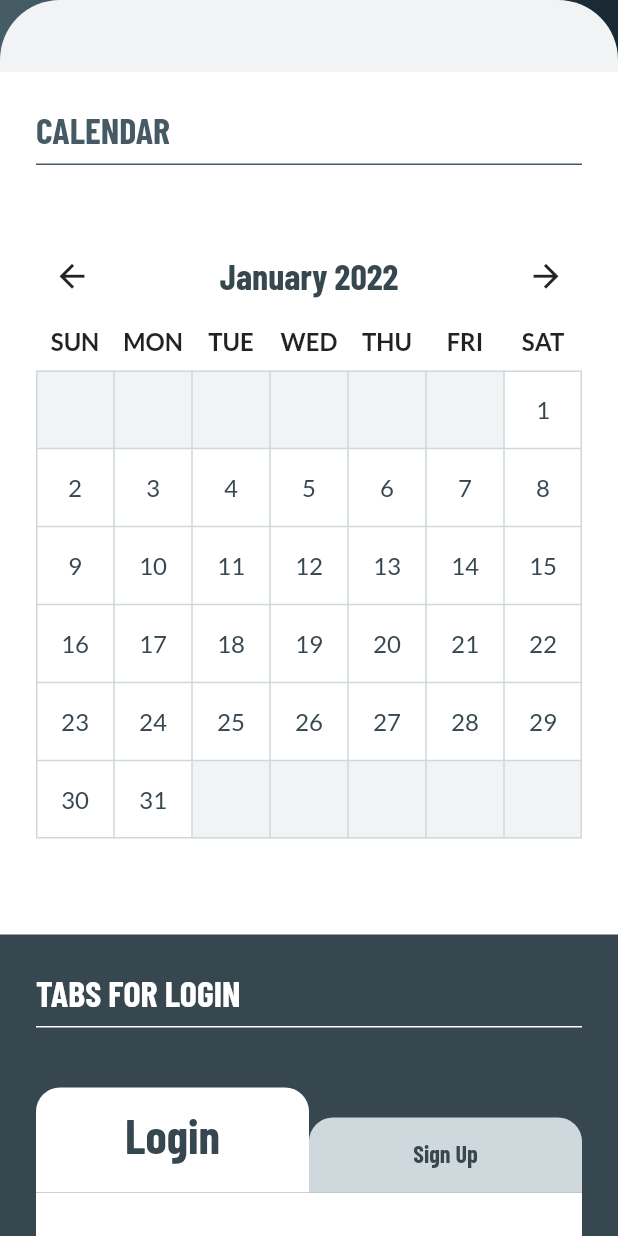
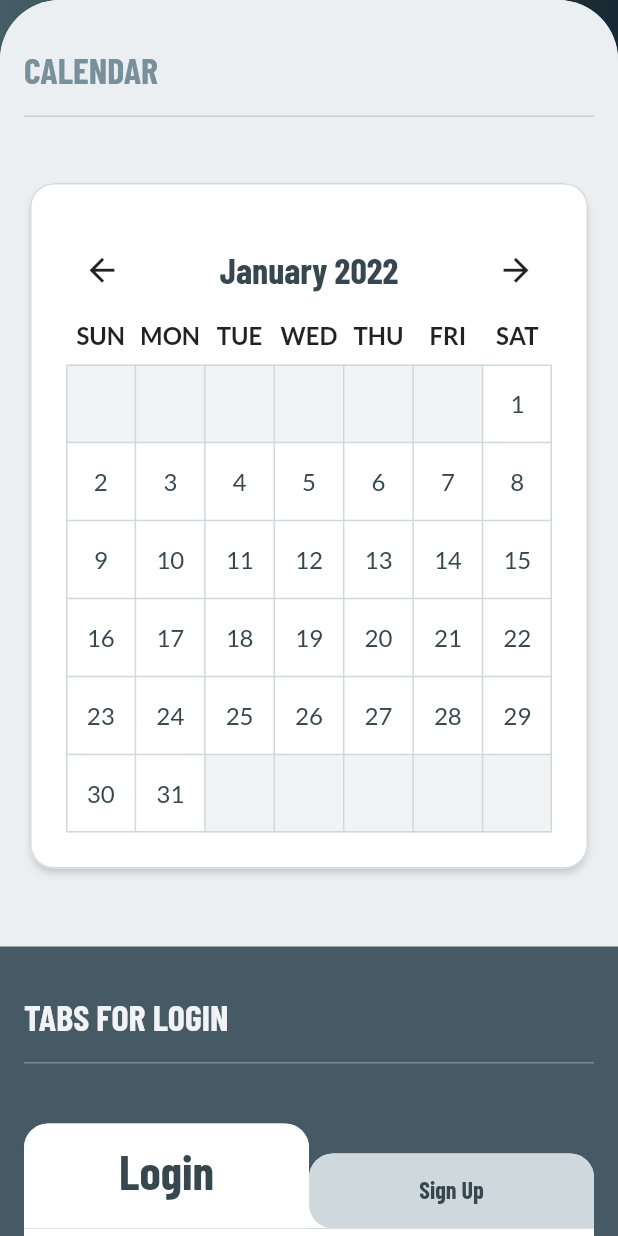
Before and after one commit to jamilwaqar/louzero, a Flutter app: the Demo screen opened directly, scrolled down 150 dp, on a phone screen of 412 x 824 dp. Run offline on Flutter 3.47's test engine with Material 2 defaults, Android fonts, the phone set to English and light mode, and no system bars; drawn by our look-alikes of table_calendar; our stand-ins replace another_flushbar, cached_network_image, country_picker, dio, dropdown_search, firebase_core and 10 more; missing offline and left inert: backendless_sdk, flag, flutter_verification_code, image_pickers, simple_rich_text; accounts and stored records are empty; statements that could not run were skipped.

Commit message:
update tabs and demo

```diff
--- a/lib/common/app_tabs_basic.dart
+++ b/lib/common/app_tabs_basic.dart
@@ -58,6 +58,8 @@ class _AppTabsBasicState extends State<AppTabsBasic> {
               gap: 0,
               children: widget.tabs.asMap().entries.map((entry) {
                 return TabButton(
+                  isFirst: entry.key == 0,
+                  isLast: entry.key == widget.tabs.length - 1,
                   label: entry.value,
                   pageNumber: entry.key,
                   selectedPage: _selectedPage,
@@ -96,6 +98,8 @@ class _AppTabsBasicState extends State<AppTabsBasic> {
 class TabButton extends StatelessWidget {
   final String label;
   final bool selected;
+  final bool isLast;
+  final bool isFirst;
   final int selectedPage;
   final int pageNumber;
   final void Function()? onPressed;
@@ -105,6 +109,8 @@ class TabButton extends StatelessWidget {
     this.selected = false,
     this.selectedPage = 0,
     this.pageNumber = 0,
+    this.isLast = false,
+    this.isFirst = false,
     this.onPressed,
   }) : super(key: key);
 
@@ -112,27 +118,51 @@ class TabButton extends StatelessWidget {
   Widget build(BuildContext context) {
     bool _selected = selectedPage == pageNumber;
     Color _bg = _selected ? AppColors.white : AppColors.secondary_90;
+    Color _bg2 = _selected ? AppColors.secondary_90 : AppColors.white;
     double _ht = _selected ? 70 : 50;
     double _size = _selected ? 32 : 16;
+    bool _isOdd = pageNumber.floor().isOdd;
 
     return GestureDetector(
       onTap: onPressed,
-      child: AnimatedContainer(
-        duration: const Duration(milliseconds: 1000),
-        curve: Curves.fastLinearToSlowEaseIn,
-        height: _ht,
-        alignment: const Alignment(0, 0),
-        decoration: BoxDecoration(
-          color: _bg,
-          borderRadius: const BorderRadius.only(
-            topLeft: Radius.circular(16),
-            topRight: Radius.circular(16),
-          ),
+      child: Stack(children: [
+        _tab(
+          colorBg: _bg2,
+          height: _ht,
+          size: _size,
         ),
-        child: Text(label,
-            style:
-                AppStyles.headerRegular.copyWith(height: .9, fontSize: _size)),
+        _tab(
+            colorBg: _bg,
+            height: _ht,
+            size: _size,
+            radiusLeft: !_selected && !isFirst,
+            radiusRight: !_selected && !isLast),
+      ]),
+    );
+  }
+
+  Widget _tab(
+      {required double height,
+      required Color colorBg,
+      required double size,
+      bool radiusRight = false,
+      bool radiusLeft = false}) {
+    return AnimatedContainer(
+      duration: const Duration(milliseconds: 1000),
+      curve: Curves.fastLinearToSlowEaseIn,
+      height: height,
+      alignment: const Alignment(0, 0),
+      decoration: BoxDecoration(
+        color: colorBg,
+        borderRadius: BorderRadius.only(
+          topLeft: const Radius.circular(16),
+          topRight: const Radius.circular(16),
+          bottomRight: Radius.circular(radiusRight ? 16 : 0),
+          bottomLeft: Radius.circular(radiusLeft ? 16 : 0),
+        ),
       ),
+      child: Text(label,
+          style: AppStyles.headerRegular.copyWith(height: .9, fontSize: size)),
     );
   }
 }
--- a/lib/ui/page/demo/demo.dart
+++ b/lib/ui/page/demo/demo.dart
@@ -6,7 +6,6 @@ import 'package:louzero/common/common.dart';
 import 'package:louzero/controller/constant/colors.dart';
 import 'package:louzero/models/customer_models.dart';
 import 'package:louzero/ui/page/app_base_scaffold.dart';
-import 'package:louzero/ui/widget/buttons/text_button.dart';
 import 'package:louzero/ui/widget/calendar.dart';
 import 'package:louzero/ui/page/job/views/widget/contact_card.dart';
 import 'package:louzero/ui/widget/time_picker.dart';
@@ -23,31 +22,24 @@ class Demo extends StatelessWidget {
       child: SingleChildScrollView(
         child: Column(
           children: [
-            const SizedBox(
-              height: 48,
-            ),
-            _calendar(),
-            _basicTabs(),
-            _tabsExample(),
-            _segmentControls(),
-            _timePicker(context),
-            _addNote(),
-            _appConfirmDialog(),
-            _contactCard(),
-            _contactInfoLine(),
-            _buttonStyles(),
-            _formTextInput(),
-            _loadingSpinner(),
-            const SizedBox(
-              height: 148,
-            ),
+            _calendar_(),
+            _tabsBasic_(),
+            _cardTabs_(),
+            _segmentControls_(),
+            _addNote_(),
+            _timePicker_(context),
+            _confirmDialog_(),
+            _contactCard_(),
+            _contactInfo_(),
+            _buttons_(),
+            _formInput_(),
           ],
         ),
       ),
     );
   }
 
-  Widget _basicTabs() {
+  Widget _tabsBasic_() {
     return _rowDark(
         child: AppTabsBasic(
           tabs: const ['Login', 'Sign Up'],
@@ -59,9 +51,13 @@ class Demo extends StatelessWidget {
         label: 'Tabs for Login');
   }
 
-  Widget _tabsExample() {
-    const _icon = Icon(MdiIcons.star, size: 90, color: Colors.white);
+  Widget _cardTabs_() {
+    const _icon = Icon(MdiIcons.star, size: 90, color: Colors.black26);
+    const _bg = Colors.black12;
+    const _fg = Colors.black26;
+
     return _rowLight(
+        // color: AppColors.secondary_90,
         child: AppCardTabs(
             mt: 0,
             mb: 16,
@@ -70,19 +66,19 @@ class Demo extends StatelessWidget {
               Container(
                 height: 200,
                 width: double.infinity,
-                color: Colors.blue,
+                color: _bg,
                 child: _icon,
               ),
               Container(
                 height: 400,
                 width: double.infinity,
-                color: Colors.amber,
+                color: _bg,
                 child: _icon,
               ),
               Container(
                 height: 300,
                 width: double.infinity,
-                color: Colors.purple,
+                color: _bg,
                 child: _icon,
               )
             ],
@@ -91,10 +87,13 @@ class Demo extends StatelessWidget {
         label: 'Card Tabs');
   }
 
-  Widget _buttonStyles() {
-    return AppCard(
+  Widget _buttons_() {
+    return _rowDark(
+      label: 'Button Styles',
+      child: AppCard(
+        mx: 0,
+        my: 0,
         children: [
-        _heading("Button Styles"),
           const SizedBox(
             height: 8,
           ),
@@ -147,7 +146,9 @@ class Demo extends StatelessWidget {
           const Text("With Popup Action Menu", style: AppStyles.headerRegular),
           const SizedBox(height: 24),
           AppPopMenu(
-          button: [Buttons.outline('Quick Action Menu', icon: Icons.settings)],
+            button: [
+              Buttons.outline('Quick Action Menu', icon: Icons.settings)
+            ],
             items: const [
               PopMenuItem(label: 'Action One', icon: Icons.settings),
               PopMenuItem(
@@ -157,41 +158,44 @@ class Demo extends StatelessWidget {
             ],
           )
         ],
+      ),
     );
   }
 
-  Widget _contactInfoLine() {
-    return AppCard(
-      children: [
-        _heading("Contact Info Line"),
-        const SizedBox(height: 24),
-        const AppContactInfoLine(
+  Widget _contactInfo_() {
+    return _rowLight(
+      label: 'Contact Info Line',
+      child: Column(
+        children: const [
+          SizedBox(height: 24),
+          AppContactInfoLine(
               label: "Phone",
               text: '745-876-9876',
               hint: 'Add your phone',
               icon: Icons.phone),
-        const AppContactInfoLine(
+          AppContactInfoLine(
               label: "Email",
               text: 'jacksparrow@skullisland.com',
               hint: 'Add your email',
               icon: Icons.mail),
-        const AppContactInfoLine(
+          AppContactInfoLine(
             label: "Service Address",
             text: '123 Alphabet Street, Suite 400, Portland OR 97202',
             hint: 'Add your email',
             icon: Icons.location_pin,
           ),
-        const AppContactInfoLine(
+          AppContactInfoLine(
             label: "Super Power",
             text: '',
             hint: 'Add your Super Power',
             icon: MdiIcons.lightningBolt,
           )
         ],
+      ),
     );
   }
 
-  Widget _addNote() {
+  Widget _addNote_() {
     return _rowLight(
         label: 'Add Note Widget',
         child: const AppAddNote(
@@ -199,7 +203,7 @@ class Demo extends StatelessWidget {
         ));
   }
 
-  Widget _appConfirmDialog() {
+  Widget _confirmDialog_() {
     return _rowLight(
         label: 'Confirm Dialog Widget',
         child: Buttons.outline(
@@ -220,9 +224,10 @@ class Demo extends StatelessWidget {
         ));
   }
 
-  Widget _formTextInput() {
-    return AppCard(children: [
-      _heading('Form Inputs'),
+  Widget _formInput_() {
+    return _rowDark(
+      label: 'Form Inputs',
+      child: AppCard(mx: 0, my: 0, children: [
         const SizedBox(
           height: 24,
         ),
@@ -275,30 +280,13 @@ class Demo extends StatelessWidget {
             },
             items: const ['biodiesel sustainable', 'Two', 'Three'],
             dividerPosition: const [1])
-    ]);
+      ]),
+    );
   }
 
-  Widget _demoCenterCard(String label, {Widget? child}) {
-    return AppCard(children: [
-      _heading(label),
-      Container(
-        color: AppColors.secondary_99,
-        padding: const EdgeInsets.all(40),
-        child: Center(
-          child: Container(
-            color: const Color(0xFFFFFFFF),
-            width: 400,
-            child: child,
-            padding: const EdgeInsets.all(16),
-          ),
-        ),
-      )
-    ]);
-  }
-
-  Widget _contactCard() {
-    return Padding(
-      padding: const EdgeInsets.only(top: 0, left: 16, right: 16, bottom: 0),
+  Widget _contactCard_() {
+    return _rowDark(
+        label: 'Contact Card',
         child: ContactCard(
           title: 'Contact Card Demo',
           contact: CustomerContact(
@@ -313,17 +301,10 @@ class Demo extends StatelessWidget {
               city: 'Portland',
               state: 'OR',
               zip: '97202'),
-      ),
-    );
+        ));
   }
 
-  Widget _loadingSpinner() => AppCard(pb: 48, children: [
-        _heading("Loading Spinner"),
-        const SizedBox(height: 24),
-        const AppSpinner(),
-      ]);
-
-  Widget _segmentControls() => _rowDark(
+  Widget _segmentControls_() => _rowDark(
       label: 'Segmented Control',
       child: AppSegmentedControl(
         fromMax: true,
@@ -351,18 +332,25 @@ class Demo extends StatelessWidget {
         },
       ));
 
-  Widget _calendar() => _rowLight(
+  Widget _calendar_() => _rowLight(
       label: 'Calendar',
-      child: NZCalendar(
+      child: AppCard(
+        mx: 0,
+        my: 0,
+        children: [
+          NZCalendar(
             onDateSelected: (value) {
               print('date has been changed $value');
             },
+          )
+        ],
       ));
 
-  Widget _timePicker(context) {
-    return _rowLight(
+  Widget _timePicker_(context) {
+    return _rowDark(
       label: 'Time Picker',
-      child: Buttons.outline('Open Time Picker', onPressed: () {
+      child: Buttons.outline('Open Time Picker', colorBg: AppColors.white,
+          onPressed: () {
         showDialog(
           context: context,
           builder: (BuildContext context) {
@@ -379,39 +367,37 @@ class Demo extends StatelessWidget {
 
 // DEMO LAYOUT UTILS
   Widget _rowDark(
-      {required Widget child,
-      required String label,
+      {required String label,
+      required Widget child,
       double inset = 24,
-      Color textColor = AppColors.white,
-      Color color = AppColors.secondary_20}) {
+      Color textColor = AppColors.secondary_99,
+      Color color = AppColors.secondary_30}) {
     return Container(
-        color: color,
-        // margin: const EdgeInsets.only(top: 24, bottom: 24),
-        padding:
-            EdgeInsets.only(top: 24, bottom: 64, left: inset, right: inset),
+      width: double.infinity,
+      padding: EdgeInsets.only(top: 32, left: 16, right: 16, bottom: 48),
+      decoration: BoxDecoration(color: color),
       child: Column(
         crossAxisAlignment: CrossAxisAlignment.start,
         children: [
           Text(label.toUpperCase(),
               style: AppStyles.headerRegular
                   .copyWith(color: textColor, fontSize: 24)),
-            AppDivider(
-              color: textColor,
-              mt: 8,
-              size: 1,
+          AppDivider(color: textColor.withAlpha(80), mt: 16, mb: 40),
+          child
+        ],
       ),
-            const SizedBox(height: 24),
-            child,
-          ],
-        ));
+    );
   }
 
-  Widget _rowLight({required Widget child, required String label}) {
+  Widget _rowLight(
+      {required Widget child,
+      required String label,
+      Color color = AppColors.secondary_95}) {
     return _rowDark(
       child: child,
       label: label,
-      textColor: AppColors.secondary_30,
-      color: AppColors.white,
+      textColor: AppColors.secondary_60,
+      color: color,
     );
   }
 
```
Lines whose indentation alone changed are shown as unchanged.
